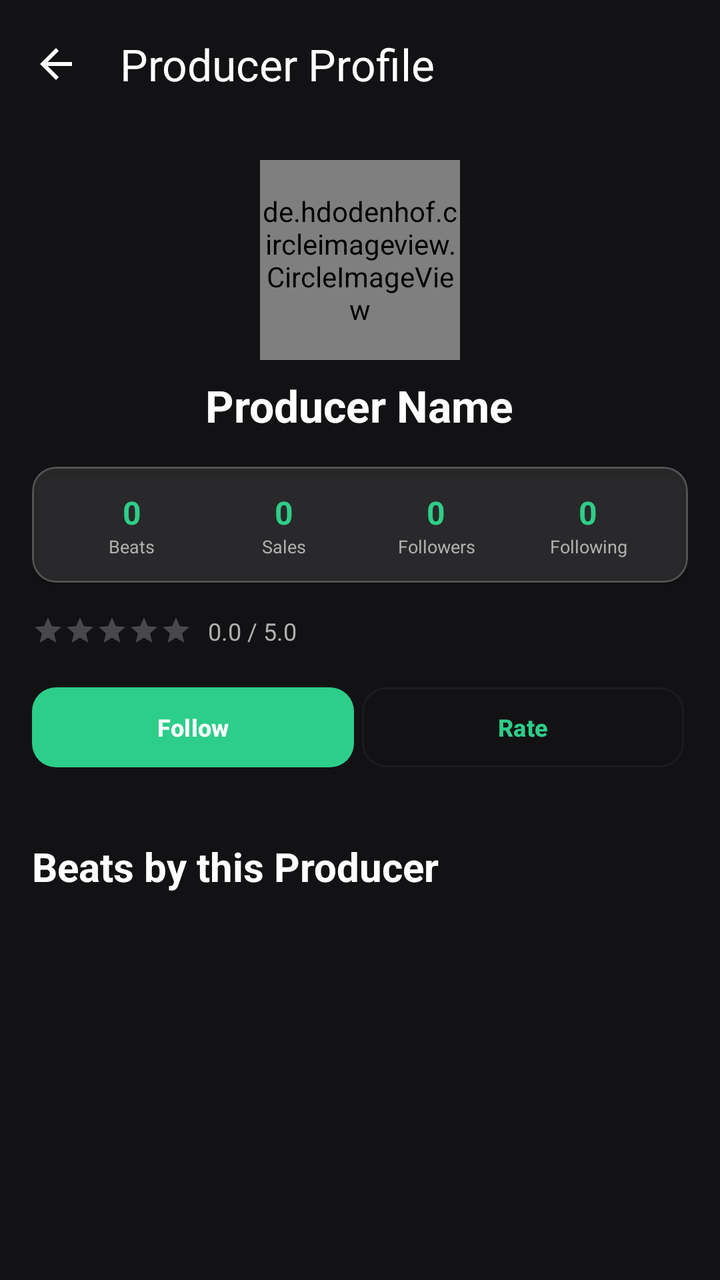
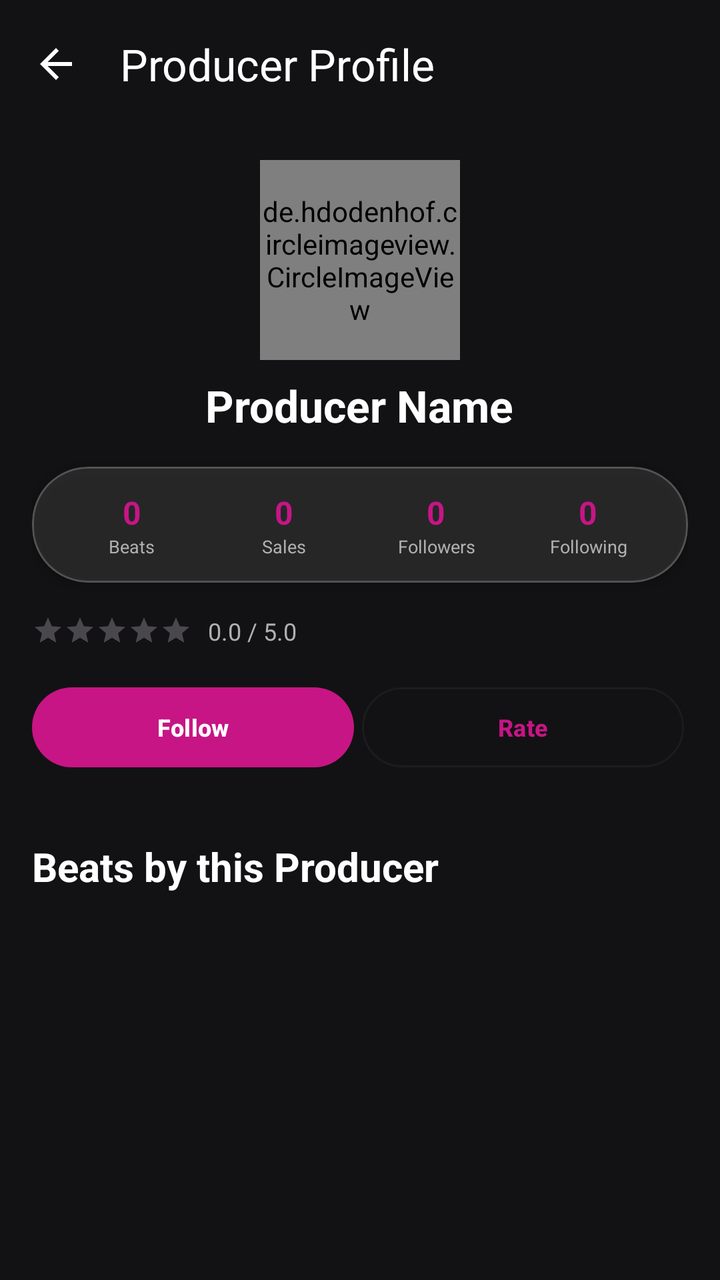

An Android layout rendered at two revisions. The XML below is the earlier revision; the diff shows what the commit changed to produce the second picture.
<!-- AndroidManifest.xml: activity theme Theme.BeatHouse.Dark -->
<!-- res/layout/activity_producer_profile.xml -->
<?xml version="1.0" encoding="utf-8"?>
<androidx.coordinatorlayout.widget.CoordinatorLayout xmlns:android="http://schemas.android.com/apk/res/android"
    xmlns:app="http://schemas.android.com/apk/res-auto"
    android:layout_width="match_parent"
    android:layout_height="match_parent"
    android:background="@color/surface">

    <com.google.android.material.appbar.AppBarLayout
        android:layout_width="match_parent"
        android:layout_height="wrap_content">

        <com.google.android.material.appbar.MaterialToolbar
            android:id="@+id/toolbar"
            android:layout_width="match_parent"
            android:layout_height="?attr/actionBarSize"
            android:background="@color/surface"
            app:title="@string/producer_profile"
            app:titleTextColor="@color/on_surface"
            app:navigationIcon="@drawable/ic_arrow_back"
            app:navigationIconTint="@color/on_surface" />

    </com.google.android.material.appbar.AppBarLayout>

    <androidx.core.widget.NestedScrollView
        android:layout_width="match_parent"
        android:layout_height="match_parent"
        app:layout_behavior="@string/appbar_scrolling_view_behavior"
        android:padding="16dp">

        <LinearLayout
            android:layout_width="match_parent"
            android:layout_height="wrap_content"
            android:orientation="vertical">

            
            <LinearLayout
                android:layout_width="match_parent"
                android:layout_height="wrap_content"
                android:orientation="vertical"
                android:gravity="center_horizontal"
                android:layout_marginBottom="16dp">

                <de.hdodenhof.circleimageview.CircleImageView
                    android:id="@+id/ivProducerAvatar"
                    android:layout_width="100dp"
                    android:layout_height="100dp"
                    android:src="@drawable/ic_profile_placeholder"
                    app:civ_border_width="0dp"
                    app:civ_border_color="@color/primary" />

                <LinearLayout
                    android:layout_width="wrap_content"
                    android:layout_height="wrap_content"
                    android:orientation="horizontal"
                    android:gravity="center_vertical"
                    android:layout_marginTop="8dp">

                    <TextView
                        android:id="@+id/tvProducerName"
                        android:layout_width="wrap_content"
                        android:layout_height="wrap_content"
                        android:text="Producer Name"
                        android:textColor="@color/on_surface"
                        android:textSize="22sp"
                        android:textStyle="bold" />

                    <ImageView
                        android:id="@+id/ivVerified"
                        android:layout_width="20dp"
                        android:layout_height="20dp"
                        android:layout_marginStart="8dp"
                        android:src="@drawable/ic_verified"
                        android:visibility="gone" />

                </LinearLayout>

                
                <TextView
                    android:id="@+id/tvLocation"
                    android:layout_width="wrap_content"
                    android:layout_height="wrap_content"
                    android:layout_marginTop="4dp"
                    android:text="📍 Location"
                    android:textColor="@color/on_surface_variant"
                    android:textSize="14sp"
                    android:visibility="gone" />

                
                <TextView
                    android:id="@+id/tvProducerBio"
                    android:layout_width="match_parent"
                    android:layout_height="wrap_content"
                    android:layout_marginTop="12dp"
                    android:text="Bio"
                    android:textColor="@color/on_surface_variant"
                    android:textSize="14sp"
                    android:gravity="center"
                    android:visibility="gone" />

                
                <LinearLayout
                    android:id="@+id/socialLinksLayout"
                    android:layout_width="wrap_content"
                    android:layout_height="wrap_content"
                    android:layout_marginTop="12dp"
                    android:orientation="horizontal"
                    android:visibility="gone">

                    <ImageView
                        android:id="@+id/ivInstagram"
                        android:layout_width="36dp"
                        android:layout_height="36dp"
                        android:src="@drawable/ic_instagram"
                        app:tint="@color/instagram_color"
                        android:padding="6dp"
                        android:clickable="true"
                        android:focusable="true"
                        android:visibility="gone" />

                    <ImageView
                        android:id="@+id/ivTelegram"
                        android:layout_width="36dp"
                        android:layout_height="36dp"
                        android:src="@drawable/ic_telegram"
                        app:tint="@color/telegram_color"
                        android:padding="6dp"
                        android:layout_marginStart="4dp"
                        android:clickable="true"
                        android:focusable="true"
                        android:visibility="gone" />

                    <ImageView
                        android:id="@+id/ivVk"
                        android:layout_width="36dp"
                        android:layout_height="36dp"
                        android:src="@drawable/ic_vk"
                        app:tint="@color/vk_color"
                        android:padding="6dp"
                        android:layout_marginStart="4dp"
                        android:clickable="true"
                        android:focusable="true"
                        android:visibility="gone" />

                </LinearLayout>

            </LinearLayout>

            
            <com.google.android.material.card.MaterialCardView
                android:layout_width="match_parent"
                android:layout_height="wrap_content"
                android:layout_marginBottom="16dp"
                app:cardCornerRadius="12dp"
                app:cardElevation="2dp"
                app:cardBackgroundColor="#1AFFFFFF"
                app:strokeColor="#33FFFFFF"
                app:strokeWidth="1dp">

                <LinearLayout
                    android:layout_width="match_parent"
                    android:layout_height="wrap_content"
                    android:orientation="horizontal"
                    android:padding="12dp">

                    <LinearLayout
                        android:layout_width="0dp"
                        android:layout_height="wrap_content"
                        android:layout_weight="1"
                        android:orientation="vertical"
                        android:gravity="center"
                        android:paddingHorizontal="2dp">
                        <TextView
                            android:id="@+id/tvBeatsCount"
                            android:layout_width="wrap_content"
                            android:layout_height="wrap_content"
                            android:text="0"
                            android:textSize="16sp"
                            android:textStyle="bold"
                            android:textColor="@color/primary" />
                        <TextView
                            android:layout_width="wrap_content"
                            android:layout_height="wrap_content"
                            android:text="@string/beats_label"
                            android:textSize="9sp"
                            android:textColor="@color/on_surface_variant"
                            android:maxLines="1"
                            android:ellipsize="end"
                            android:gravity="center" />
                    </LinearLayout>

                    <LinearLayout
                        android:layout_width="0dp"
                        android:layout_height="wrap_content"
                        android:layout_weight="1"
                        android:orientation="vertical"
                        android:gravity="center"
                        android:paddingHorizontal="2dp">
                        <TextView
                            android:id="@+id/tvSalesCount"
                            android:layout_width="wrap_content"
                            android:layout_height="wrap_content"
                            android:text="0"
                            android:textSize="16sp"
                            android:textStyle="bold"
                            android:textColor="@color/primary" />
                        <TextView
                            android:layout_width="wrap_content"
                            android:layout_height="wrap_content"
                            android:text="@string/sales_tab"
                            android:textSize="9sp"
                            android:textColor="@color/on_surface_variant"
                            android:maxLines="1"
                            android:ellipsize="end"
                            android:gravity="center" />
                    </LinearLayout>

                    <LinearLayout
                        android:layout_width="0dp"
                        android:layout_height="wrap_content"
                        android:layout_weight="1"
                        android:orientation="vertical"
                        android:gravity="center"
                        android:paddingHorizontal="2dp">
                        <TextView
                            android:id="@+id/tvFollowersCount"
                            android:layout_width="wrap_content"
                            android:layout_height="wrap_content"
                            android:text="0"
                            android:textSize="16sp"
                            android:textStyle="bold"
                            android:textColor="@color/primary" />
                        <TextView
                            android:layout_width="wrap_content"
                            android:layout_height="wrap_content"
                            android:text="@string/followers"
                            android:textSize="9sp"
                            android:textColor="@color/on_surface_variant"
                            android:maxLines="1"
                            android:ellipsize="end"
                            android:gravity="center" />
                    </LinearLayout>

                    <LinearLayout
                        android:layout_width="0dp"
                        android:layout_height="wrap_content"
                        android:layout_weight="1"
                        android:orientation="vertical"
                        android:gravity="center"
                        android:paddingHorizontal="2dp">
                        <TextView
                            android:id="@+id/tvFollowingCount"
                            android:layout_width="wrap_content"
                            android:layout_height="wrap_content"
                            android:text="0"
                            android:textSize="16sp"
                            android:textStyle="bold"
                            android:textColor="@color/primary" />
                        <TextView
                            android:layout_width="wrap_content"
                            android:layout_height="wrap_content"
                            android:text="@string/following_count"
                            android:textSize="9sp"
                            android:textColor="@color/on_surface_variant"
                            android:maxLines="1"
                            android:ellipsize="end"
                            android:gravity="center" />
                    </LinearLayout>

                </LinearLayout>

            </com.google.android.material.card.MaterialCardView>

            
            <LinearLayout
                android:layout_width="match_parent"
                android:layout_height="wrap_content"
                android:orientation="horizontal"
                android:gravity="center_vertical"
                android:layout_marginBottom="16dp">

                <RatingBar
                    android:id="@+id/ratingBar"
                    android:layout_width="wrap_content"
                    android:layout_height="wrap_content"
                    android:rating="0"
                    android:isIndicator="true"
                    android:stepSize="0.5"
                    style="@style/Widget.AppCompat.RatingBar.Small" />

                <TextView
                    android:id="@+id/tvRatingText"
                    android:layout_width="wrap_content"
                    android:layout_height="wrap_content"
                    android:layout_marginStart="8dp"
                    android:text="0.0 / 5.0"
                    android:textColor="@color/on_surface_variant"
                    android:textSize="12sp" />

            </LinearLayout>

            
            <LinearLayout
                android:layout_width="match_parent"
                android:layout_height="wrap_content"
                android:orientation="horizontal"
                android:layout_marginBottom="32dp">

                <com.google.android.material.button.MaterialButton
                    android:id="@+id/btnFollow"
                    android:layout_width="0dp"
                    android:layout_height="wrap_content"
                    android:minHeight="48dp"
                    android:layout_weight="1"
                    android:layout_marginEnd="2dp"
                    android:text="@string/follow"
                    android:textSize="12sp"
                    android:paddingHorizontal="4dp"
                    app:cornerRadius="12dp"
                    app:autoSizeTextType="uniform"
                    app:autoSizeMinTextSize="10sp"
                    app:autoSizeMaxTextSize="12sp"
                    app:autoSizeStepGranularity="1sp" />

                <com.google.android.material.button.MaterialButton
                    android:id="@+id/btnRate"
                    android:layout_width="0dp"
                    android:layout_height="wrap_content"
                    android:minHeight="48dp"
                    android:layout_weight="1"
                    android:layout_marginStart="2dp"
                    android:layout_marginEnd="2dp"
                    android:text="@string/rate"
                    android:textSize="12sp"
                    android:paddingHorizontal="4dp"
                    app:cornerRadius="12dp"
                    app:autoSizeTextType="uniform"
                    app:autoSizeMinTextSize="10sp"
                    app:autoSizeMaxTextSize="12sp"
                    app:autoSizeStepGranularity="1sp"
                    style="@style/Widget.Material3.Button.OutlinedButton" />

                <ImageButton
                    android:id="@+id/btnMessage"
                    android:layout_width="48dp"
                    android:layout_height="48dp"
                    android:layout_weight="0"
                    android:layout_marginStart="8dp"
                    android:src="@drawable/ic_message"
                    android:background="?attr/selectableItemBackgroundBorderless"
                    android:contentDescription="@string/message"
                    android:visibility="gone" />

            </LinearLayout>

            
            <TextView
                android:layout_width="match_parent"
                android:layout_height="wrap_content"
                android:text="@string/beats_by_producer"
                android:textColor="@color/on_surface"
                android:textSize="20sp"
                android:textStyle="bold"
                android:layout_marginBottom="16dp" />

            
            <ProgressBar
                android:id="@+id/progressBar"
                android:layout_width="wrap_content"
                android:layout_height="wrap_content"
                android:layout_gravity="center"
                android:visibility="gone" />

            
            <TextView
                android:id="@+id/emptyState"
                android:layout_width="match_parent"
                android:layout_height="wrap_content"
                android:text="@string/no_beats_available_producer"
                android:textColor="@color/on_surface_variant"
                android:textSize="14sp"
                android:gravity="center"
                android:padding="32dp"
                android:visibility="gone" />

            
            <androidx.recyclerview.widget.RecyclerView
                android:id="@+id/recyclerViewBeats"
                android:layout_width="match_parent"
                android:layout_height="wrap_content"
                android:nestedScrollingEnabled="false" />

        </LinearLayout>

    </androidx.core.widget.NestedScrollView>

</androidx.coordinatorlayout.widget.CoordinatorLayout>
<!-- resources referenced by this layout -->
<resources>
  <color name="instagram_color">#E4405F</color>
  <color name="on_surface">#FFFFFF</color>
  <color name="on_surface_variant">#B0B0B0</color>
  <color name="primary">#2DCE89</color>
  <color name="surface">#121214</color>
  <color name="telegram_color">#26A5E4</color>
  <color name="vk_color">#2787F5</color>
  <string name="beats_by_producer">Beats by this Producer</string>
  <string name="beats_label">Beats</string>
  <string name="follow">Follow</string>
  <string name="followers">Followers</string>
  <string name="following_count">Following</string>
  <string name="message">Message</string>
  <string name="no_beats_available_producer">No beats available</string>
  <string name="producer_profile">Producer Profile</string>
  <string name="rate">Rate</string>
  <string name="sales_tab">Sales</string>
  <style name="Theme.BeatHouse.Dark" parent="Theme.BeatHouse">
          <item name="colorSurface">@color/surface</item>
          <item name="android:windowBackground">@color/background</item>
      </style>
  <color name="background">#0B0B0D</color>
  <color name="primary_container">#004D40</color>
  <color name="on_primary">#FFFFFF</color>
  <color name="secondary">#8E8E93</color>
  <color name="secondary_container">#1C1C1E</color>
  <color name="on_secondary">#FFFFFF</color>
  <color name="error">#FF453A</color>
  <color name="error_container">#330000</color>
  <color name="surface_variant">#1A1A1C</color>
  <color name="outline">#1C1C1E</color>
  <style name="Widget.BeatHouse.Button" parent="Widget.Material3.Button">
          <item name="android:textSize">16sp</item>
          <item name="android:textStyle">bold</item>
          <item name="cornerRadius">12dp</item>
          <item name="iconGravity">textStart</item>
          <item name="iconPadding">8dp</item>
          <item name="android:insetTop">4dp</item>
          <item name="android:insetBottom">4dp</item>
          <item name="backgroundTint">@color/primary</item>
          <item name="android:textColor">@color/on_primary</item>
      </style>
  <style name="Widget.BeatHouse.Card" parent="Widget.Material3.CardView.Elevated">
          <item name="cardCornerRadius">16dp</item>
          <item name="cardElevation">0dp</item>
          <item name="strokeColor">@color/outline</item>
          <item name="strokeWidth">1dp</item>
          <item name="cardBackgroundColor">@color/surface_container</item>
      </style>
  <style name="Widget.BeatHouse.BottomNavigation" parent="Widget.Material3.BottomNavigationView">
          <item name="itemIconTint">@color/bottom_nav_icon_tint</item>
          <item name="itemTextColor">@color/bottom_nav_text_tint</item>
          <item name="itemBackground">@color/surface</item>
          <item name="android:background">@color/surface</item>
          <item name="elevation">0dp</item>
          <item name="itemPaddingTop">12dp</item>
          <item name="itemPaddingBottom">12dp</item>
      </style>
  <style name="Widget.BeatHouse.AppBarLayout" parent="Widget.Material3.AppBarLayout">
          <item name="android:background">@color/surface</item>
          <item name="backgroundTint">@color/surface</item>
      </style>
  <style name="Widget.BeatHouse.Chip" parent="Widget.Material3.Chip.Filter">
          <item name="chipCornerRadius">12dp</item>
          <item name="chipStrokeColor">@color/outline</item>
          <item name="chipStrokeWidth">1dp</item>
          <item name="android:textColor">@color/on_surface_variant</item>
          <item name="chipBackgroundColor">@color/surface_container</item>
          <item name="checkedIconTint">@color/primary</item>
          <item name="android:textSize">14sp</item>
      </style>
  <color name="surface_container">#1C1C1E</color>
  <!-- unchanged entries left out for length: 9 -->
</resources>

<!-- the commit's change to res/layout/activity_producer_profile.xml (unified diff, before → after) -->
@@ -150,7 +150,7 @@
                 android:layout_width="match_parent"
                 android:layout_height="wrap_content"
                 android:layout_marginBottom="16dp"
-                app:cardCornerRadius="12dp"
+                style="@style/Widget.BeatHouse.Card"
                 app:cardElevation="2dp"
                 app:cardBackgroundColor="#1AFFFFFF"
                 app:strokeColor="#33FFFFFF"
@@ -315,7 +315,7 @@
                     android:text="@string/follow"
                     android:textSize="12sp"
                     android:paddingHorizontal="4dp"
-                    app:cornerRadius="12dp"
+                    app:cornerRadius="24dp"
                     app:autoSizeTextType="uniform"
                     app:autoSizeMinTextSize="10sp"
                     app:autoSizeMaxTextSize="12sp"
@@ -332,7 +332,7 @@
                     android:text="@string/rate"
                     android:textSize="12sp"
                     android:paddingHorizontal="4dp"
-                    app:cornerRadius="12dp"
+                    app:cornerRadius="24dp"
                     app:autoSizeTextType="uniform"
                     app:autoSizeMinTextSize="10sp"
                     app:autoSizeMaxTextSize="12sp"
<!-- resource entries referenced after the edit -->
@@ -3,7 +3,7 @@
   <color name="instagram_color">#E4405F</color>
   <color name="on_surface">#FFFFFF</color>
   <color name="on_surface_variant">#B0B0B0</color>
-  <color name="primary">#2DCE89</color>
+  <color name="primary">#C71585</color>
   <color name="surface">#121214</color>
   <color name="telegram_color">#26A5E4</color>
   <color name="vk_color">#2787F5</color>
@@ -22,7 +22,7 @@
           <item name="android:windowBackground">@color/background</item>
       </style>
   <color name="background">#0B0B0D</color>
-  <color name="primary_container">#004D40</color>
+  <color name="primary_container">#4D0033</color>
   <color name="on_primary">#FFFFFF</color>
   <color name="secondary">#8E8E93</color>
   <color name="secondary_container">#1C1C1E</color>
@@ -34,7 +34,7 @@
   <style name="Widget.BeatHouse.Button" parent="Widget.Material3.Button">
           <item name="android:textSize">16sp</item>
           <item name="android:textStyle">bold</item>
-          <item name="cornerRadius">12dp</item>
+          <item name="cornerRadius">24dp</item>
           <item name="iconGravity">textStart</item>
           <item name="iconPadding">8dp</item>
           <item name="android:insetTop">4dp</item>
@@ -43,7 +43,7 @@
           <item name="android:textColor">@color/on_primary</item>
       </style>
   <style name="Widget.BeatHouse.Card" parent="Widget.Material3.CardView.Elevated">
-          <item name="cardCornerRadius">16dp</item>
+          <item name="cardCornerRadius">28dp</item>
           <item name="cardElevation">0dp</item>
           <item name="strokeColor">@color/outline</item>
           <item name="strokeWidth">1dp</item>
@@ -52,18 +52,19 @@
   <style name="Widget.BeatHouse.BottomNavigation" parent="Widget.Material3.BottomNavigationView">
           <item name="itemIconTint">@color/bottom_nav_icon_tint</item>
           <item name="itemTextColor">@color/bottom_nav_text_tint</item>
-          <item name="itemBackground">@color/surface</item>
-          <item name="android:background">@color/surface</item>
+          <item name="itemBackground">@android:color/transparent</item>
+          <item name="android:background">@android:color/transparent</item>
           <item name="elevation">0dp</item>
           <item name="itemPaddingTop">12dp</item>
           <item name="itemPaddingBottom">12dp</item>
+          <item name="labelVisibilityMode">unlabeled</item>
       </style>
   <style name="Widget.BeatHouse.AppBarLayout" parent="Widget.Material3.AppBarLayout">
           <item name="android:background">@color/surface</item>
           <item name="backgroundTint">@color/surface</item>
       </style>
   <style name="Widget.BeatHouse.Chip" parent="Widget.Material3.Chip.Filter">
-          <item name="chipCornerRadius">12dp</item>
+          <item name="chipCornerRadius">20dp</item>
           <item name="chipStrokeColor">@color/outline</item>
           <item name="chipStrokeWidth">1dp</item>
           <item name="android:textColor">@color/on_surface_variant</item>
